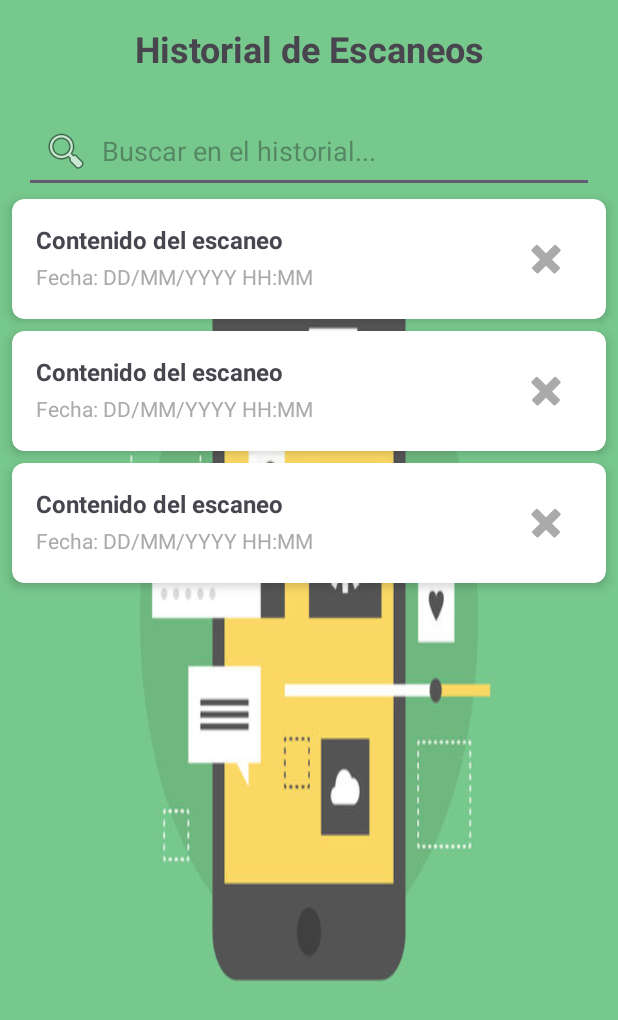
After one commit to thefnjb/ScannAndroid, an Android app: the layout historial.xml on its own in the app's theme, with its tools: preview values and no code run, on a phone screen of 412 x 824 dp. The commit adds this screen. Shown: the top 1020 px of the screen. Run offline under Robolectric (Android 15) with nearby library versions, the phone set to English and light mode, and no system bars.

Commit message:
Actualizacion historial

```diff
--- /dev/null
+++ b/app/src/main/res/drawable/outline_checklist_24.xml
@@ -0,0 +1,5 @@
+<vector xmlns:android="http://schemas.android.com/apk/res/android" android:height="24dp" android:tint="#000000" android:viewportHeight="960" android:viewportWidth="960" android:width="24dp">
+
+    <path android:fillColor="@android:color/white" android:pathData="M222,760L80,618L136,562L221,647L391,477L447,534L222,760ZM222,440L80,298L136,242L221,327L391,157L447,214L222,440ZM520,680L520,600L880,600L880,680L520,680ZM520,360L520,280L880,280L880,360L520,360Z"/>
+
+</vector>
--- /dev/null
+++ b/app/src/main/res/layout/historial.xml
@@ -0,0 +1,75 @@
+<?xml version="1.0" encoding="utf-8"?>
+<androidx.constraintlayout.widget.ConstraintLayout
+    xmlns:android="http://schemas.android.com/apk/res/android"
+    xmlns:app="http://schemas.android.com/apk/res-auto"
+    xmlns:tools="http://schemas.android.com/tools"
+    android:id="@+id/main"
+    android:layout_width="match_parent"
+    android:layout_height="match_parent"
+    android:background="@drawable/historialfondo"
+    tools:context=".HistorialActivity">
+
+    <!-- Título -->
+    <TextView
+        android:id="@+id/tv_historial_title"
+        android:layout_width="0dp"
+        android:layout_height="wrap_content"
+        android:text="Historial de Escaneos"
+        android:textSize="24sp"
+        android:textStyle="bold"
+        android:padding="16dp"
+        android:gravity="center"
+        app:layout_constraintTop_toTopOf="parent"
+        app:layout_constraintStart_toStartOf="parent"
+        app:layout_constraintEnd_toEndOf="parent" />
+
+    <!-- Campo de búsqueda -->
+    <EditText
+        android:id="@+id/etSearch"
+        android:layout_width="0dp"
+        android:layout_height="wrap_content"
+        android:layout_marginHorizontal="16dp"
+        android:layout_marginTop="8dp"
+        android:hint="Buscar en el historial..."
+        android:padding="12dp"
+        android:drawableStart="@android:drawable/ic_menu_search"
+        android:drawablePadding="8dp"
+        android:singleLine="true"
+        android:imeOptions="actionSearch"
+        app:layout_constraintTop_toBottomOf="@id/tv_historial_title"
+        app:layout_constraintStart_toStartOf="parent"
+        app:layout_constraintEnd_toEndOf="parent" />
+
+    <!-- Lista con SwipeRefresh -->
+    <androidx.swiperefreshlayout.widget.SwipeRefreshLayout
+        android:id="@+id/swipeRefreshLayout"
+        android:layout_width="0dp"
+        android:layout_height="0dp"
+        app:layout_constraintTop_toBottomOf="@id/etSearch"
+        app:layout_constraintStart_toStartOf="parent"
+        app:layout_constraintEnd_toEndOf="parent"
+        app:layout_constraintBottom_toBottomOf="parent">
+
+        <androidx.recyclerview.widget.RecyclerView
+            android:id="@+id/recyclerViewScanHistory"
+            android:layout_width="match_parent"
+            android:layout_height="match_parent"
+            tools:listitem="@layout/item_scan_result" />
+    </androidx.swiperefreshlayout.widget.SwipeRefreshLayout>
+
+    <!-- Mensaje si no hay escaneos -->
+    <TextView
+        android:id="@+id/tv_no_scans_message"
+        android:layout_width="wrap_content"
+        android:layout_height="wrap_content"
+        android:text="No hay escaneos guardados aún."
+        android:textSize="18sp"
+        android:visibility="gone"
+        android:padding="16dp"
+        android:textAlignment="center"
+        app:layout_constraintTop_toTopOf="@id/swipeRefreshLayout"
+        app:layout_constraintBottom_toBottomOf="@id/swipeRefreshLayout"
+        app:layout_constraintStart_toStartOf="parent"
+        app:layout_constraintEnd_toEndOf="parent" />
+
+</androidx.constraintlayout.widget.ConstraintLayout>
--- /dev/null
+++ b/app/src/main/res/layout/item_scan_result.xml
@@ -0,0 +1,57 @@
+<?xml version="1.0" encoding="utf-8"?>
+<androidx.cardview.widget.CardView
+    xmlns:android="http://schemas.android.com/apk/res/android"
+    xmlns:app="http://schemas.android.com/apk/res-auto"
+    android:layout_width="match_parent"
+    android:layout_height="wrap_content"
+    android:layout_marginHorizontal="8dp"
+    android:layout_marginVertical="4dp"
+    app:cardCornerRadius="8dp"
+    app:cardElevation="4dp">
+
+    <androidx.constraintlayout.widget.ConstraintLayout
+        android:layout_width="match_parent"
+        android:layout_height="wrap_content"
+        android:padding="16dp">
+
+        <TextView
+            android:id="@+id/tvScanData"
+            android:layout_width="0dp"
+            android:layout_height="wrap_content"
+            android:text="Contenido del escaneo"
+            android:textSize="16sp"
+            android:textStyle="bold"
+            android:maxLines="2"
+            android:ellipsize="end"
+            app:layout_constraintTop_toTopOf="parent"
+            app:layout_constraintStart_toStartOf="parent"
+            app:layout_constraintEnd_toStartOf="@id/ivDeleteScan"
+            app:layout_constraintHorizontal_bias="0" />
+
+        <TextView
+            android:id="@+id/tvScanFecha"
+            android:layout_width="0dp"
+            android:layout_height="wrap_content"
+            android:text="Fecha: DD/MM/YYYY HH:MM"
+            android:textSize="14sp"
+            android:textColor="@android:color/darker_gray"
+            android:layout_marginTop="4dp"
+            app:layout_constraintTop_toBottomOf="@id/tvScanData"
+            app:layout_constraintStart_toStartOf="parent"
+            app:layout_constraintEnd_toStartOf="@id/ivDeleteScan"
+            app:layout_constraintHorizontal_bias="0" />
+
+        <ImageView
+            android:id="@+id/ivDeleteScan"
+            android:layout_width="wrap_content"
+            android:layout_height="wrap_content"
+            android:padding="8dp"
+            android:clickable="true"
+            android:focusable="true"
+            android:contentDescription="Eliminar escaneo"
+            android:src="@android:drawable/ic_delete"  app:tint="@android:color/darker_gray"
+            app:layout_constraintTop_toTopOf="parent"
+            app:layout_constraintBottom_toBottomOf="parent"
+            app:layout_constraintEnd_toEndOf="parent"/>
+    </androidx.constraintlayout.widget.ConstraintLayout>
+</androidx.cardview.widget.CardView>
--- a/gradle/libs.versions.toml
+++ b/gradle/libs.versions.toml
@@ -9,7 +9,9 @@ loggingInterceptor = "4.9.1"
 material = "1.12.0"
 activity = "1.10.1"
 constraintlayout = "2.2.1"
+okhttpVersion = "4.9.3"
 retrofit = "2.9.0"
+swiperefreshlayout = "1.1.0"
 zxingAndroidEmbedded = "6.2.0"
 zxingAndroidEmbeddedVersion = "4.3.0"
 
@@ -24,7 +26,9 @@ logging-interceptor = { module = "com.squareup.okhttp3:logging-interceptor", ver
 material = { group = "com.google.android.material", name = "material", version.ref = "material" }
 activity = { group = "androidx.activity", name = "activity", version.ref = "activity" }
 constraintlayout = { group = "androidx.constraintlayout", name = "constraintlayout", version.ref = "constraintlayout" }
+okhttp3-okhttp = { module = "com.squareup.okhttp3:okhttp", version.ref = "okhttpVersion" }
 retrofit = { module = "com.squareup.retrofit2:retrofit", version.ref = "retrofit" }
+swiperefreshlayout = { module = "androidx.swiperefreshlayout:swiperefreshlayout", version.ref = "swiperefreshlayout" }
 zxing-android-embedded = { module = "com.journeyapps:zxing-android-embedded", version.ref = "zxingAndroidEmbedded" }
 zxing-android-embedded-v430 = { module = "com.journeyapps:zxing-android-embedded", version.ref = "zxingAndroidEmbeddedVersion" }
 
```
Also changed, not shown: app/build.gradle.kts (+5 -2 lines), app/src/main/AndroidManifest.xml (+10 -1 lines), app/src/main/java/com/proyecto/scann/HistorialActivity.java (added, +246 -0 lines), app/src/main/java/com/proyecto/scann/Interface/ApiService.java (+24 -9 lines), app/src/main/java/com/proyecto/scann/adapters/ScanResultAdapter.java (added, +98 -0 lines), app/src/main/java/com/proyecto/scann/modelos/ScanResult.java (added, +52 -0 lines), app/src/main/java/com/proyecto/scann/scaniar.java (+98 -4 lines), app/src/main/res/layout/activity_scaniar.xml (+19 -11 lines), app/src/main/res/drawable/historialfondo.jpg (added).
